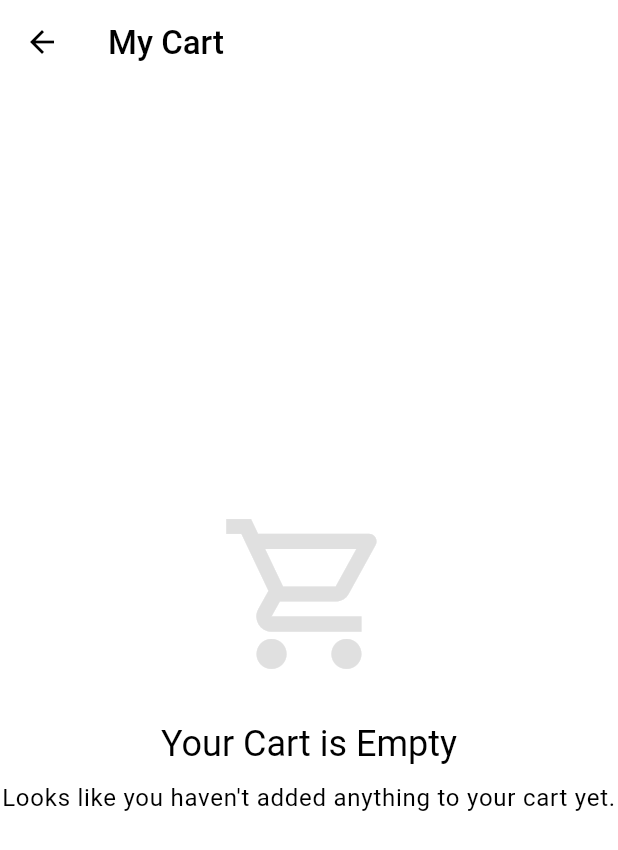
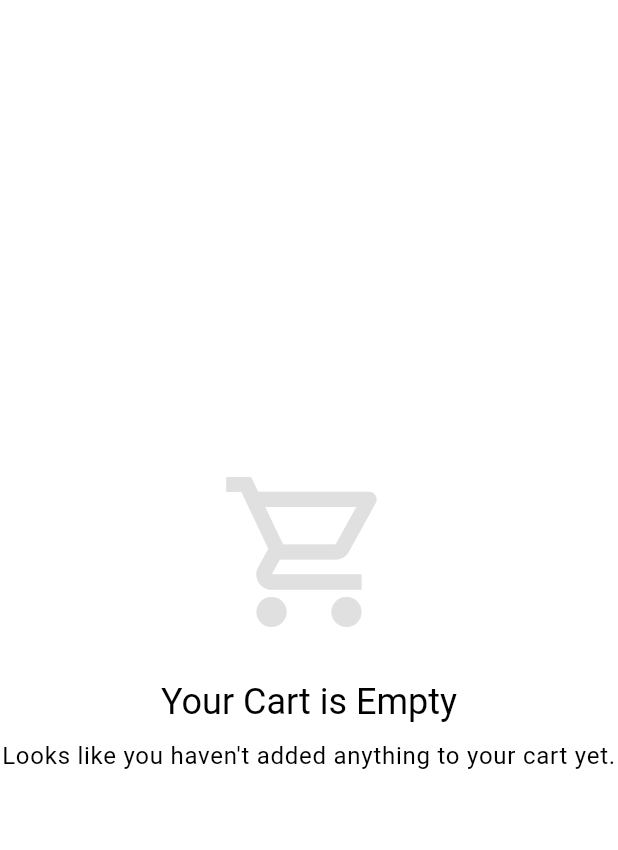
Before and after one commit to AlphaTeam101/Buynuk, a Flutter app: the CartScreen widget shown alone on an empty page, opened directly, on a phone screen of 412 x 824 dp. Shown: the top 850 px of the screen. Run offline on Flutter 3.47's test engine with Material 3 defaults, Android fonts, the phone set to English and light mode, and no system bars; drawn by our look-alikes of flutter_animate; our stand-ins replace bloc, bloc_concurrency, dio, equatable, flash, flutter_bloc and 10 more; accounts and stored records are empty; network calls fail.

Commit message:
fix cart screen issues

```diff
--- a/lib/presentation/cart/cart_screen.dart
+++ b/lib/presentation/cart/cart_screen.dart
@@ -14,13 +14,7 @@ class CartScreen extends StatelessWidget {
     final theme = Theme.of(context);
     final textTheme = theme.textTheme;
 
-    return Scaffold(
-      appBar: AppBar(
-        title: const Text('My Cart'),
-        backgroundColor: theme.scaffoldBackgroundColor,
-        elevation: 0,
-      ),
-      body: BlocBuilder<CartBloc, CartState>(
+    return BlocBuilder<CartBloc, CartState>(
       builder: (context, state) {
         if (state.status == CartStatus.loading) {
           return const Center(child: CircularProgressIndicator());
@@ -51,7 +45,6 @@ class CartScreen extends StatelessWidget {
           ],
         );
       },
-      ),
     );
   }
 }
```
Also changed, not shown: lib/data/cart/repositories/cart_repository_impl.dart (+19 -1 lines), lib/presentation/orders/orders_screen.dart (+2 -5 lines), lib/presentation/profile/profile_screen.dart (+2 -5 lines). Lines whose indentation alone changed are shown as unchanged.
